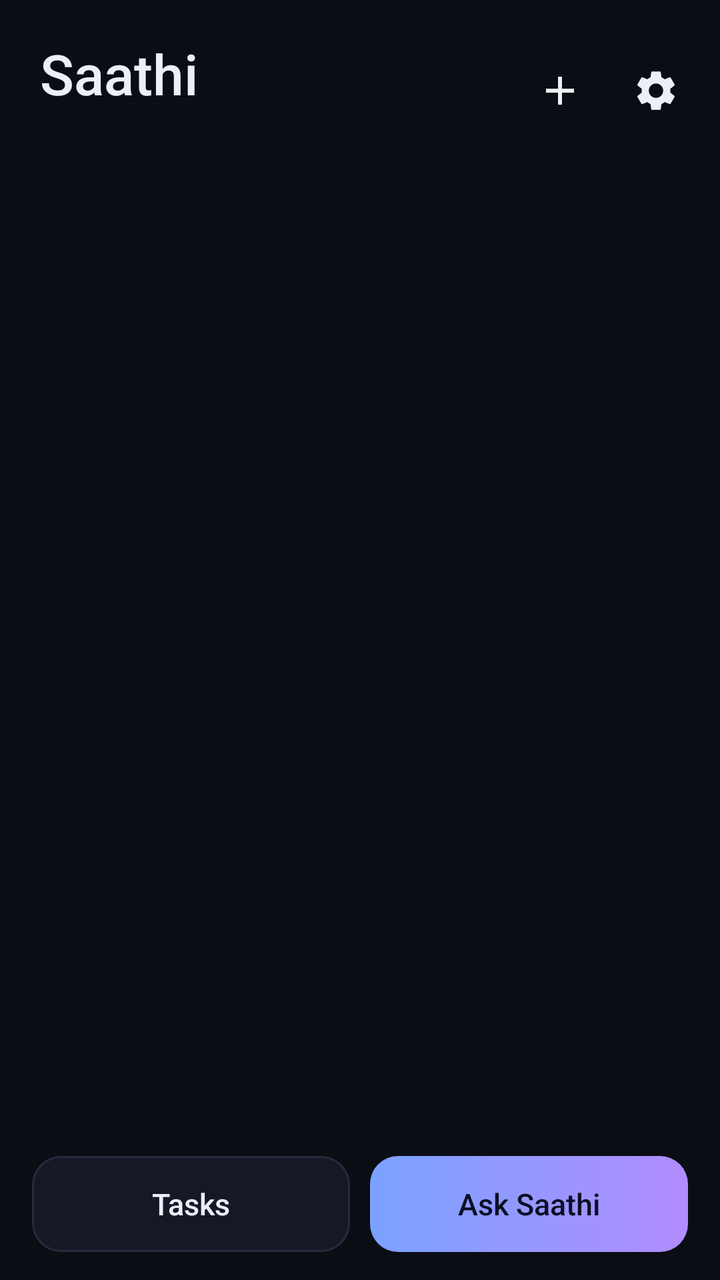
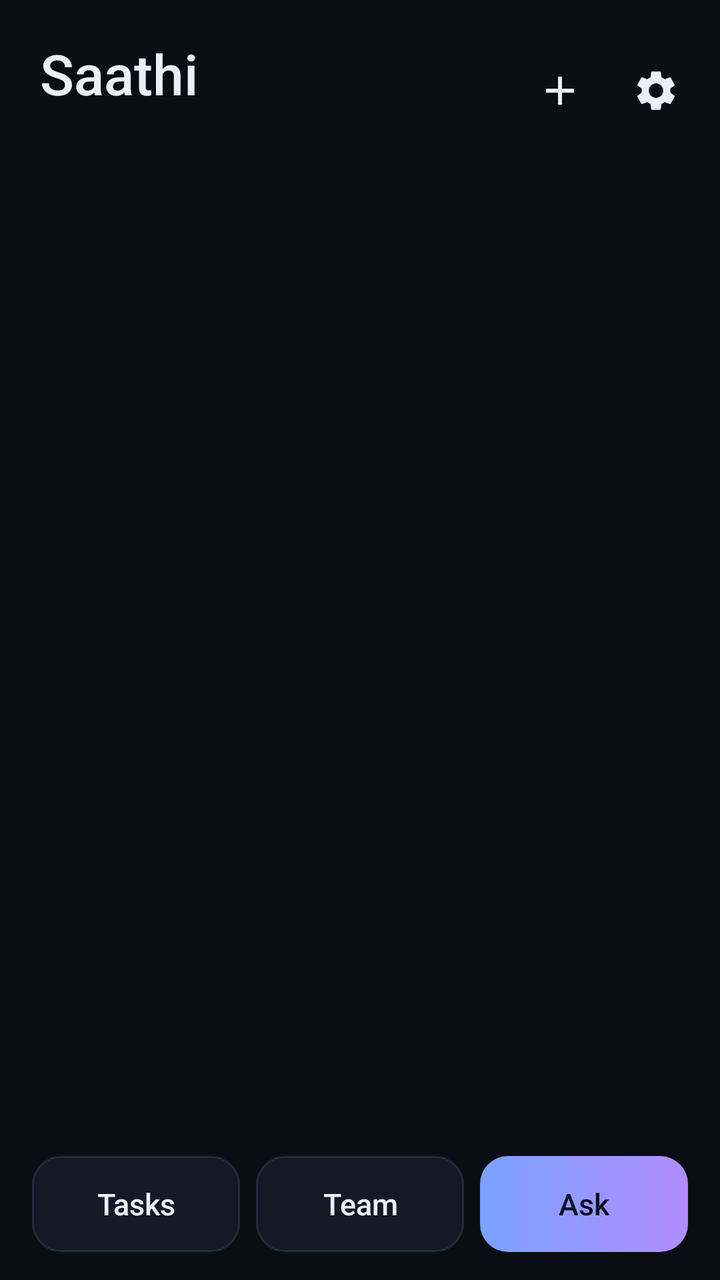

Compare the two renders of this Android layout. The source of the first and the diff that turns it into the second are given below.
<!-- AndroidManifest.xml: application theme AppTheme -->
<!-- res/layout/activity_main.xml -->
<?xml version="1.0" encoding="utf-8"?>
<LinearLayout xmlns:android="http://schemas.android.com/apk/res/android"
    android:layout_width="match_parent"
    android:layout_height="match_parent"
    android:orientation="vertical">

    <LinearLayout
        android:layout_width="match_parent"
        android:layout_height="wrap_content"
        android:gravity="center_vertical"
        android:orientation="horizontal"
        android:paddingStart="20dp"
        android:paddingTop="18dp"
        android:paddingEnd="8dp"
        android:paddingBottom="6dp">

        <LinearLayout
            android:layout_width="0dp"
            android:layout_height="wrap_content"
            android:layout_weight="1"
            android:orientation="vertical">

            <TextView
                android:layout_width="wrap_content"
                android:layout_height="wrap_content"
                android:id="@+id/brand"
                android:fontFamily="sans-serif-medium"
                android:text="Saathi"
                android:textColor="@color/text"
                android:textSize="28sp" />

            <TextView
                android:id="@+id/subtitle"
                android:layout_width="wrap_content"
                android:layout_height="wrap_content"
                android:textColor="@color/sub"
                android:textSize="13sp" />
        </LinearLayout>

        <ImageButton
            android:id="@+id/btnAdd"
            android:layout_width="48dp"
            android:layout_height="48dp"
            android:background="?android:attr/selectableItemBackgroundBorderless"
            android:contentDescription="Add a link or note"
            android:src="@drawable/ic_add"
            android:tint="@color/text" />

        <ImageButton
            android:id="@+id/btnSettings"
            android:layout_width="48dp"
            android:layout_height="48dp"
            android:background="?android:attr/selectableItemBackgroundBorderless"
            android:contentDescription="Settings"
            android:src="@drawable/ic_settings"
            android:tint="@color/text" />
    </LinearLayout>

    <TextView
        android:id="@+id/banner"
        android:layout_width="match_parent"
        android:layout_height="wrap_content"
        android:layout_marginStart="16dp"
        android:layout_marginTop="8dp"
        android:layout_marginEnd="16dp"
        android:background="@drawable/bg_card"
        android:lineSpacingExtra="3dp"
        android:padding="14dp"
        android:textColor="@color/amber"
        android:textSize="14sp"
        android:visibility="gone" />

    <HorizontalScrollView
        android:layout_width="match_parent"
        android:layout_height="wrap_content"
        android:layout_marginTop="12dp"
        android:scrollbars="none">

        <LinearLayout
            android:id="@+id/chips"
            android:layout_width="wrap_content"
            android:layout_height="wrap_content"
            android:orientation="horizontal"
            android:paddingStart="16dp"
            android:paddingEnd="16dp" />
    </HorizontalScrollView>

    <FrameLayout
        android:layout_width="match_parent"
        android:layout_height="0dp"
        android:layout_marginTop="8dp"
        android:layout_weight="1">

        <ListView
            android:id="@+id/list"
            android:layout_width="match_parent"
            android:layout_height="match_parent"
            android:clipToPadding="false"
            android:divider="@null"
            android:dividerHeight="0dp"
            android:listSelector="@android:color/transparent"
            android:paddingBottom="24dp"
            android:scrollbars="none" />

        <TextView
            android:id="@+id/empty"
            android:layout_width="match_parent"
            android:layout_height="wrap_content"
            android:layout_gravity="center"
            android:gravity="center"
            android:lineSpacingExtra="4dp"
            android:padding="36dp"
            android:textColor="@color/sub"
            android:textSize="15sp"
            android:visibility="gone" />
    </FrameLayout>

    <LinearLayout
        android:layout_width="match_parent"
        android:layout_height="wrap_content"
        android:orientation="horizontal"
        android:paddingStart="16dp"
        android:paddingTop="8dp"
        android:paddingEnd="16dp"
        android:paddingBottom="14dp">

        <TextView
            android:id="@+id/btnTasks"
            style="@style/BtnGhost"
            android:layout_width="0dp"
            android:layout_marginEnd="5dp"
            android:layout_weight="1"
            android:text="Tasks" />

        <TextView
            android:id="@+id/btnAsk"
            style="@style/Btn"
            android:layout_width="0dp"
            android:layout_marginStart="5dp"
            android:layout_weight="1"
            android:text="Ask Saathi" />
    </LinearLayout>
</LinearLayout>
<!-- resources referenced by this layout -->
<resources>
  <color name="amber">#FBBF24</color>
  <color name="sub">#98A1B5</color>
  <color name="text">#ECEFF7</color>
  <!-- drawable bg_card (drawable) -->
  <?xml version="1.0" encoding="utf-8"?>
  <shape xmlns:android="http://schemas.android.com/apk/res/android" android:shape="rectangle">
      <solid android:color="@color/card" />
      <stroke android:width="1dp" android:color="@color/stroke" />
      <corners android:radius="18dp" />
  </shape>
  <!-- drawable ic_add (drawable) -->
  <vector xmlns:android="http://schemas.android.com/apk/res/android" android:width="24dp" android:height="24dp" android:viewportWidth="24" android:viewportHeight="24">
      <path android:fillColor="#FFFFFF" android:pathData="M19,13h-6v6h-2v-6H5v-2h6V5h2v6h6v2z" />
  </vector>
  <style name="Btn">
          <item name="android:layout_width">match_parent</item>
          <item name="android:layout_height">48dp</item>
          <item name="android:gravity">center</item>
          <item name="android:textSize">15sp</item>
          <item name="android:fontFamily">sans-serif-medium</item>
          <item name="android:background">@drawable/bg_btn</item>
          <item name="android:textColor">@color/onAccent</item>
          <item name="android:clickable">true</item>
          <item name="android:focusable">true</item>
      </style>
  <style name="BtnGhost" parent="Btn">
          <item name="android:background">@drawable/bg_btn_ghost</item>
          <item name="android:textColor">@color/text</item>
      </style>
  <style name="AppTheme" parent="@android:style/Theme.Material.NoActionBar">
          <item name="android:windowBackground">@color/bg</item>
          <item name="android:statusBarColor">@color/bg</item>
          <item name="android:navigationBarColor">@color/bg</item>
          <item name="android:colorAccent">@color/accent</item>
          <item name="android:textColorPrimary">@color/text</item>
          <item name="android:textColorSecondary">@color/sub</item>
      </style>
  <color name="card">#151925</color>
  <color name="stroke">#252B3B</color>
  <!-- drawable bg_btn (drawable) -->
  <?xml version="1.0" encoding="utf-8"?>
  <shape xmlns:android="http://schemas.android.com/apk/res/android" android:shape="rectangle">
      <gradient android:angle="0" android:endColor="@color/accent2" android:startColor="@color/accent" />
      <corners android:radius="14dp" />
  </shape>
  <color name="onAccent">#0A1024</color>
  <!-- drawable bg_btn_ghost (drawable) -->
  <?xml version="1.0" encoding="utf-8"?>
  <shape xmlns:android="http://schemas.android.com/apk/res/android" android:shape="rectangle">
      <solid android:color="@color/card" />
      <stroke android:width="1dp" android:color="@color/stroke" />
      <corners android:radius="14dp" />
  </shape>
  <color name="bg">#0B0D14</color>
  <color name="accent">#7AA2FF</color>
  <color name="accent2">#B18CFF</color>
  <!-- unchanged entries left out for length: 1 -->
</resources>

<!-- the commit's change to res/layout/activity_main.xml (unified diff, before → after) -->
@@ -128,16 +128,25 @@
             android:id="@+id/btnTasks"
             style="@style/BtnGhost"
             android:layout_width="0dp"
-            android:layout_marginEnd="5dp"
+            android:layout_marginEnd="4dp"
             android:layout_weight="1"
             android:text="Tasks" />
+
+        <TextView
+            android:id="@+id/btnTeam"
+            style="@style/BtnGhost"
+            android:layout_width="0dp"
+            android:layout_marginStart="4dp"
+            android:layout_marginEnd="4dp"
+            android:layout_weight="1"
+            android:text="Team" />
 
         <TextView
             android:id="@+id/btnAsk"
             style="@style/Btn"
             android:layout_width="0dp"
-            android:layout_marginStart="5dp"
+            android:layout_marginStart="4dp"
             android:layout_weight="1"
-            android:text="Ask Saathi" />
+            android:text="Ask" />
     </LinearLayout>
 </LinearLayout>
